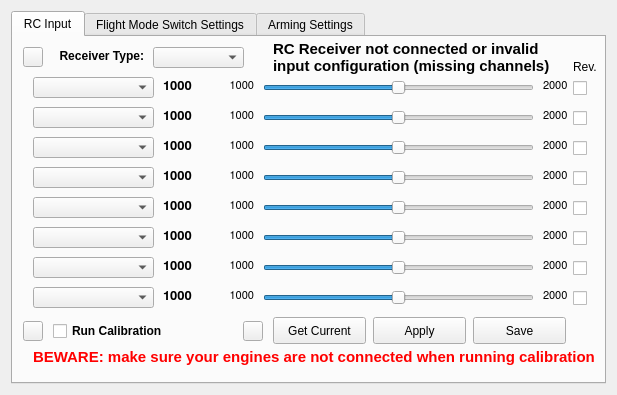
Old version of the form ground/openpilotgcs/src/plugins/config/input.ui in the repository openpilot/OpenPilot.
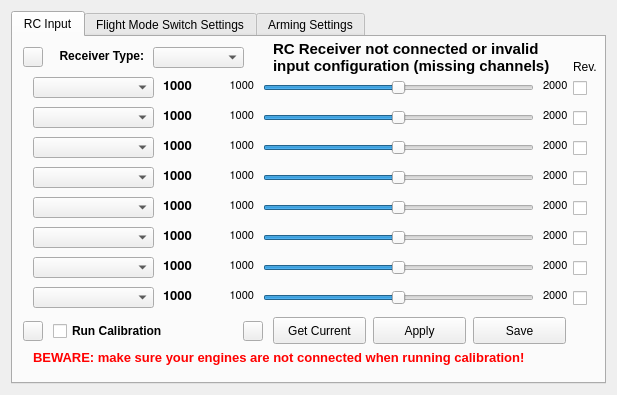
New version of the form. The open tabs and pages were chosen to show the change. Icons and pictures are not drawn.

Commit message: Small text fix for windows and Mac, praying it works on linux

Diff of the .ui file:
```diff
--- a/ground/openpilotgcs/src/plugins/config/input.ui
+++ b/ground/openpilotgcs/src/plugins/config/input.ui
@@ -993,8 +993,8 @@
         <string>&lt;!DOCTYPE HTML PUBLIC &quot;-//W3C//DTD HTML 4.0//EN&quot; &quot;http://www.w3.org/TR/REC-html40/strict.dtd&quot;&gt;
 &lt;html&gt;&lt;head&gt;&lt;meta name=&quot;qrichtext&quot; content=&quot;1&quot; /&gt;&lt;style type=&quot;text/css&quot;&gt;
 p, li { white-space: pre-wrap; }
-&lt;/style&gt;&lt;/head&gt;&lt;body style=&quot; font-family:'Lucida Grande'; font-size:13pt; font-weight:400; font-style:normal;&quot;&gt;
-&lt;p style=&quot; margin-top:0px; margin-bottom:0px; margin-left:0px; margin-right:0px; -qt-block-indent:0; text-indent:0px;&quot;&gt;&lt;span style=&quot; font-family:'Ubuntu'; font-size:11pt; font-weight:600; color:#ff0000;&quot;&gt;BEWARE: make sure your engines are not connected when running calibration!&lt;/span&gt;&lt;/p&gt;&lt;/body&gt;&lt;/html&gt;</string>
+&lt;/style&gt;&lt;/head&gt;&lt;body style=&quot; font-family:'MS Shell Dlg 2'; font-size:8.25pt; font-weight:400; font-style:normal;&quot;&gt;
+&lt;p style=&quot; margin-top:0px; margin-bottom:0px; margin-left:0px; margin-right:0px; -qt-block-indent:0; text-indent:0px;&quot;&gt;&lt;span style=&quot; font-family:'Ubuntu'; font-size:10pt; font-weight:600; color:#ff0000;&quot;&gt;BEWARE: make sure your engines are not connected when running calibration!&lt;/span&gt;&lt;/p&gt;&lt;/body&gt;&lt;/html&gt;</string>
        </property>
       </widget>
       <widget class="QSlider" name="inSlider0">
```
Left out of the diff: 2 changed lines with no effect on the pictures.
